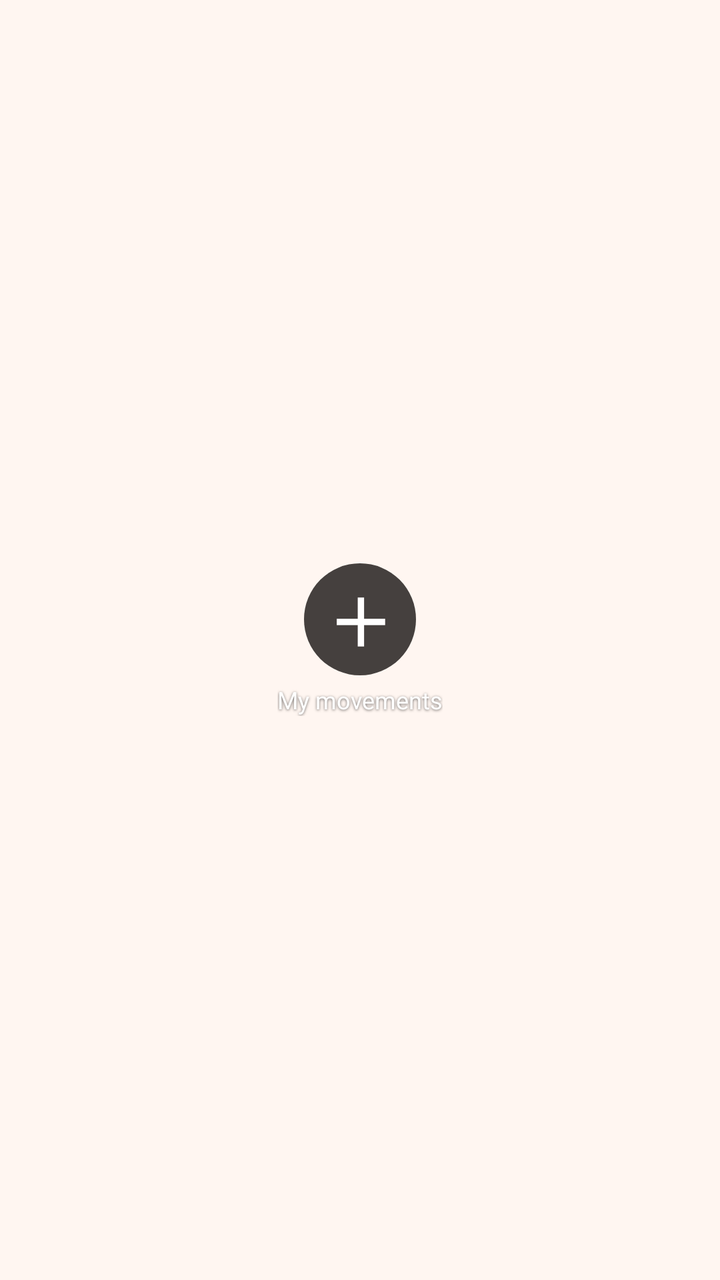
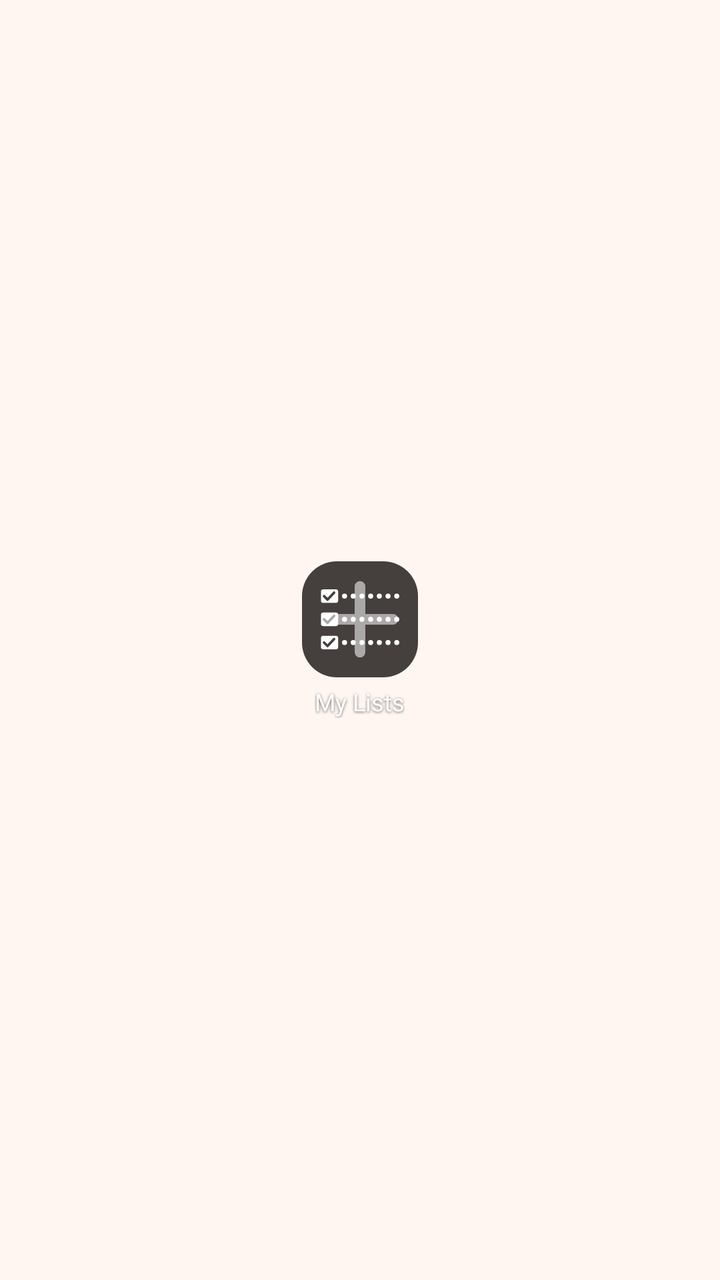

Before-and-after screenshots of an Android layout around one commit, followed by the original layout XML and the change that was made.
<!-- AndroidManifest.xml: application theme AppTheme -->
<!-- res/layout/widget_new.xml -->
<?xml version="1.0" encoding="utf-8"?>
<LinearLayout xmlns:android="http://schemas.android.com/apk/res/android"
    android:id="@+id/new_root" android:layout_width="match_parent" android:layout_height="match_parent"
    android:gravity="center" android:orientation="vertical">
    <FrameLayout android:layout_width="56dp" android:layout_height="56dp"
        android:background="@drawable/shape_circle">
        <TextView android:layout_width="match_parent" android:layout_height="match_parent"
            android:gravity="center" android:text="＋" android:textSize="32sp" android:textStyle="bold"
            android:includeFontPadding="false" android:textColor="@color/accent_ink"/>
    </FrameLayout>
    <TextView android:layout_width="wrap_content" android:layout_height="wrap_content"
        android:layout_marginTop="4dp" android:text="@string/new_label" android:textSize="12sp"
        android:maxLines="1" android:ellipsize="end" android:textColor="#FFFFFF"
        android:shadowColor="#99000000" android:shadowDx="0" android:shadowDy="1" android:shadowRadius="3"/>
</LinearLayout>
<!-- resources referenced by this layout -->
<resources>
  <color name="accent_ink">#FFFFFF</color>
  <!-- drawable shape_circle (drawable) -->
  <?xml version="1.0" encoding="utf-8"?>
  <shape xmlns:android="http://schemas.android.com/apk/res/android" android:shape="oval">
      <solid android:color="@color/accent"/>
  </shape>
  <string name="new_label">My movements</string>
  <style name="AppTheme" parent="android:Theme.Material.Light.NoActionBar">
          <item name="android:windowBackground">@color/bg</item>
          <item name="android:statusBarColor">@android:color/transparent</item>
          <item name="android:navigationBarColor">@android:color/transparent</item>
          <item name="android:windowLightStatusBar">true</item>
      </style>
  <color name="accent">#45403E</color>
  <color name="bg">#FFF6F1</color>
</resources>

<!-- the commit's change to res/layout/widget_new.xml (unified diff, before → after) -->
@@ -2,12 +2,8 @@
 <LinearLayout xmlns:android="http://schemas.android.com/apk/res/android"
     android:id="@+id/new_root" android:layout_width="match_parent" android:layout_height="match_parent"
     android:gravity="center" android:orientation="vertical">
-    <FrameLayout android:layout_width="56dp" android:layout_height="56dp"
-        android:background="@drawable/shape_circle">
-        <TextView android:layout_width="match_parent" android:layout_height="match_parent"
-            android:gravity="center" android:text="＋" android:textSize="32sp" android:textStyle="bold"
-            android:includeFontPadding="false" android:textColor="@color/accent_ink"/>
-    </FrameLayout>
+    <ImageView android:layout_width="58dp" android:layout_height="58dp"
+        android:src="@drawable/ic_new_icon" android:scaleType="fitXY"/>
     <TextView android:layout_width="wrap_content" android:layout_height="wrap_content"
         android:layout_marginTop="4dp" android:text="@string/new_label" android:textSize="12sp"
         android:maxLines="1" android:ellipsize="end" android:textColor="#FFFFFF"
<!-- resource entries referenced after the edit -->
@@ -1,19 +1,13 @@
 <!-- resources referenced by this layout -->
 <resources>
-  <color name="accent_ink">#FFFFFF</color>
-  <!-- drawable shape_circle (drawable) -->
-  <?xml version="1.0" encoding="utf-8"?>
-  <shape xmlns:android="http://schemas.android.com/apk/res/android" android:shape="oval">
-      <solid android:color="@color/accent"/>
-  </shape>
-  <string name="new_label">My movements</string>
+  <!-- drawable ic_new_icon: vector/xml drawable (drawable, 2302 chars, omitted) -->
+  <string name="new_label">My Lists</string>
   <style name="AppTheme" parent="android:Theme.Material.Light.NoActionBar">
           <item name="android:windowBackground">@color/bg</item>
           <item name="android:statusBarColor">@android:color/transparent</item>
           <item name="android:navigationBarColor">@android:color/transparent</item>
           <item name="android:windowLightStatusBar">true</item>
       </style>
-  <color name="accent">#45403E</color>
   <color name="bg">#FFF6F1</color>
 </resources>
 
